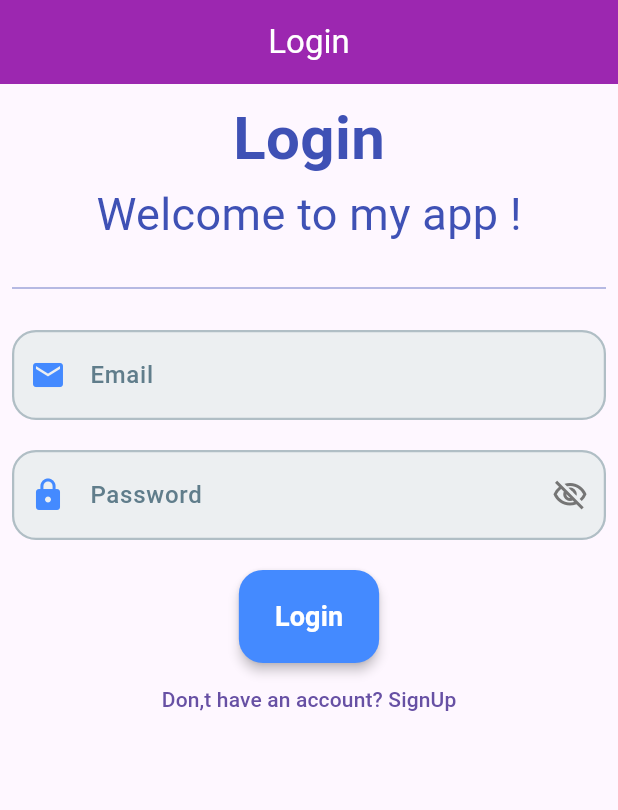
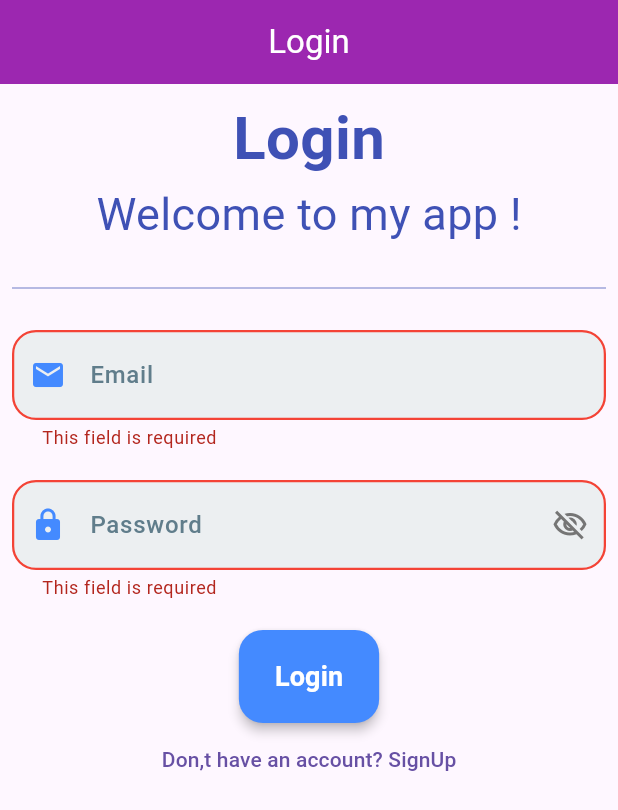
Before and after one commit to GeorgeWagih-git/login-firebase, a Flutter app: the screen it shows after launch, after a tap on "Login", on a phone screen of 412 x 824 dp. Shown: the top 810 px of the screen. Run offline on Flutter 3.47's test engine with Material 3 defaults, Android fonts, the phone set to English and light mode, and no system bars; our stand-ins replace firebase_auth, firebase_core, flutter_bloc; accounts and stored records are empty.

```diff
--- a/lib/blocs/login_bloc/login_bloc.dart
+++ b/lib/blocs/login_bloc/login_bloc.dart
@@ -9,6 +9,9 @@ class LoginBloc extends Bloc<AuthEvents, LoginAuthStates> {
   TextEditingController password = TextEditingController();
   TextEditingController signupemail = TextEditingController();
   TextEditingController signuppassword = TextEditingController();
+  final loginformKey = GlobalKey<FormState>();
+  final signupformKey = GlobalKey<FormState>();
+
   LoginBloc() : super(LoginInitState()) {
     on<LoginEvent>((event, emit) async {
       emit(LoginLoading());
--- a/lib/screens/login_screen.dart
+++ b/lib/screens/login_screen.dart
@@ -104,9 +104,11 @@ class LoginScreen extends StatelessWidget {
                 child: BlocBuilder<LoginBloc, LoginAuthStates>(
                   builder: (context, event) {
                     return Form(
+                      key: BlocProvider.of<LoginBloc>(context).loginformKey,
                       child: Column(
                         children: [
                           AppTextFormField(
+                            isEmail: true,
                             textcontoller: BlocProvider.of<LoginBloc>(
                               context,
                             ).email,
@@ -126,10 +128,14 @@ class LoginScreen extends StatelessWidget {
                           AppMaterilaButton(
                             mterialbuttontext: 'Login',
                             onpressedfunction: () {
+                              if (BlocProvider.of<LoginBloc>(
+                                context,
+                              ).loginformKey.currentState!.validate()) {
                                 String userEmail = BlocProvider.of<LoginBloc>(
                                   context,
                                 ).email.text;
-                              String userPassword = BlocProvider.of<LoginBloc>(
+                                String userPassword =
+                                    BlocProvider.of<LoginBloc>(
                                       context,
                                     ).password.text;
                                 if (userEmail.isNotEmpty &&
@@ -140,6 +146,7 @@ class LoginScreen extends StatelessWidget {
                                       password: userPassword,
                                     ),
                                   );
+                                }
                               }
                             },
                           ),
--- a/lib/screens/signup_screen.dart
+++ b/lib/screens/signup_screen.dart
@@ -83,9 +83,11 @@ class SignupScreen extends StatelessWidget {
                 child: BlocBuilder<LoginBloc, LoginAuthStates>(
                   builder: (context, event) {
                     return Form(
+                      key: BlocProvider.of<LoginBloc>(context).signupformKey,
                       child: Column(
                         children: [
                           AppTextFormField(
+                            isEmail: true,
                             textcontoller: BlocProvider.of<LoginBloc>(
                               context,
                             ).signupemail,
@@ -105,10 +107,14 @@ class SignupScreen extends StatelessWidget {
                           AppMaterilaButton(
                             mterialbuttontext: 'SignUp',
                             onpressedfunction: () {
+                              if (BlocProvider.of<LoginBloc>(
+                                context,
+                              ).signupformKey.currentState!.validate()) {
                                 String userEmail = BlocProvider.of<LoginBloc>(
                                   context,
                                 ).signupemail.text;
-                              String userPassword = BlocProvider.of<LoginBloc>(
+                                String userPassword =
+                                    BlocProvider.of<LoginBloc>(
                                       context,
                                     ).signuppassword.text;
                                 if (userEmail.isNotEmpty &&
@@ -119,6 +125,7 @@ class SignupScreen extends StatelessWidget {
                                       password: userPassword,
                                     ),
                                   );
+                                }
                               }
                             },
                           ),
--- a/lib/widgets/app_text_form_field.dart
+++ b/lib/widgets/app_text_form_field.dart
@@ -2,7 +2,6 @@ import 'package:flutter/material.dart';
 import 'package:flutter/services.dart';
 import 'package:flutter_bloc/flutter_bloc.dart';
 import 'package:newproject/blocs/Vsibility_bloc/visibility_bloc.dart';
-import 'package:newproject/variables.dart';
 
 class AppTextFormField extends StatelessWidget {
   const AppTextFormField({
@@ -11,21 +10,39 @@ class AppTextFormField extends StatelessWidget {
     required this.fieldprefixicon,
     required this.textcontoller,
     this.ispassword = false,
+    this.isEmail = false,
   });
   final String fieldlabel;
   final IconData fieldprefixicon;
   final TextEditingController textcontoller;
   final bool ispassword;
+  final bool isEmail;
   @override
   Widget build(BuildContext context) {
-    return BlocProvider.value(
-      value: visiblepasswordBloc,
+    return BlocProvider(
+      create: (context) => VisibilityBloc(),
       child: BlocBuilder<VisibilityBloc, bool>(
         builder: (context, state) {
           return TextFormField(
             controller: textcontoller,
             obscureText: ispassword ? !state : false,
             style: TextStyle(fontSize: 16),
+            validator: (value) {
+              if (value == null || value.isEmpty) {
+                return 'This field is required';
+              }
+              if (ispassword) {
+                if (value.length < 6) {
+                  return 'Password too short';
+                }
+              } else if (isEmail) {
+                final emailRegex = RegExp(r'^[\w-\.]+@([\w-]+\.)+[\w-]{2,4}$');
+                if (!emailRegex.hasMatch(value)) {
+                  return 'Enter a valid email address';
+                }
+              }
+              return null;
+            },
             decoration: InputDecoration(
               labelText: fieldlabel,
               labelStyle: TextStyle(
@@ -51,7 +68,14 @@ class AppTextFormField extends StatelessWidget {
                 borderRadius: BorderRadius.circular(16),
                 borderSide: BorderSide(color: Colors.blueAccent, width: 2),
               ),
-
+              errorBorder: OutlineInputBorder(
+                borderRadius: BorderRadius.circular(16),
+                borderSide: const BorderSide(color: Colors.red, width: 1.5),
+              ),
+              focusedErrorBorder: OutlineInputBorder(
+                borderRadius: BorderRadius.circular(16),
+                borderSide: const BorderSide(color: Colors.red, width: 1.5),
+              ),
               suffixIcon: ispassword
                   ? IconButton(
                       onPressed: () {
@@ -78,3 +102,9 @@ class AppTextFormField extends StatelessWidget {
     );
   }
 }
+
+String? defaultValidator(String? value, {bool isPassword = false}) {
+  if (value == null || value.isEmpty) return 'This field is required';
+  if (isPassword && value.length < 6) return 'Password too short';
+  return null;
+}
```
Lines whose indentation alone changed are shown as unchanged.
